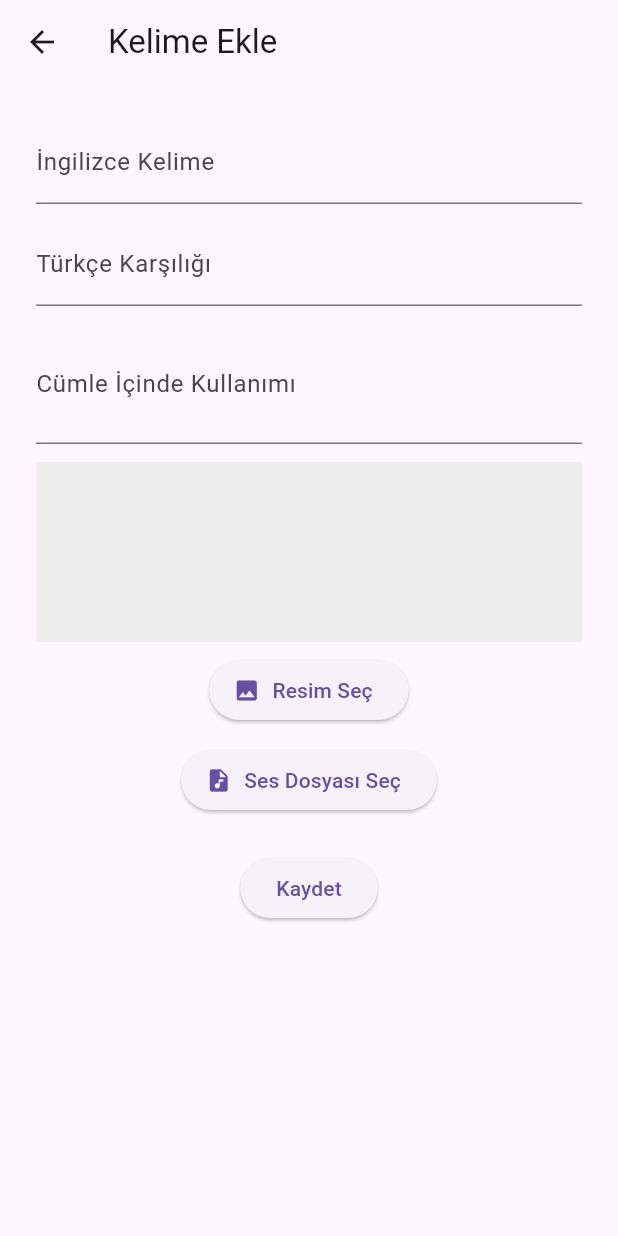
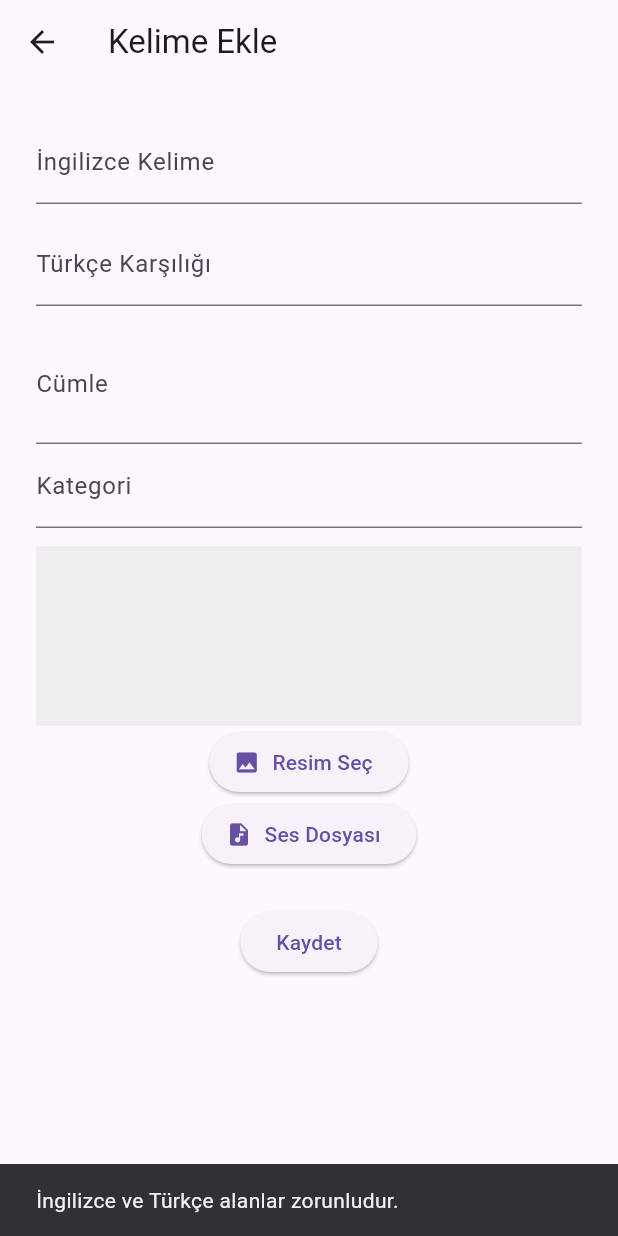
Before and after one commit to lightM3/6_word_memo, a Flutter app: the AddWordPage screen opened directly, after a tap on "Kaydet", on a phone screen of 412 x 824 dp. Run offline on Flutter 3.47's test engine with Material 3 defaults, Android fonts, the phone set to English and light mode, and no system bars; our stand-ins replace file_picker, image_picker, pdf, printing, shared_preferences; accounts and stored records are empty.

Commit message:
kelime ekleme sayfası tamamlandı

```diff
--- a/lib/main.dart
+++ b/lib/main.dart
@@ -16,15 +16,12 @@ class WordMemoryApp extends StatelessWidget {
     return MaterialApp(
       debugShowCheckedModeBanner: false,
       title: 'Kelime Ezberleme',
-      theme: ThemeData(
-        primarySwatch: Colors.deepPurple,
-      ),
+      theme: ThemeData(primarySwatch: Colors.deepPurple),
       initialRoute: '/login',
       routes: {
         '/login': (context) => LoginPage(),
         '/register': (context) => RegisterPage(),
         '/forgot-password': (context) => ForgotPasswordPage(),
-        '/home': (context) => HomePage(),
         '/analysis': (context) => AnalysisPage(),
         '/wordle': (context) => WordleGamePage(),
       },
--- a/lib/pages/word/add_word_page.dart
+++ b/lib/pages/word/add_word_page.dart
@@ -1,7 +1,11 @@
+// add_word_page.dart
+
 import 'package:flutter/material.dart';
 import 'package:image_picker/image_picker.dart';
 import 'package:file_picker/file_picker.dart';
 import 'dart:io';
+import 'package:duo_lingo/services/api_service.dart';
+import 'package:shared_preferences/shared_preferences.dart';
 
 class AddWordPage extends StatefulWidget {
   @override
@@ -12,8 +16,22 @@ class _AddWordPageState extends State<AddWordPage> {
   final _engController = TextEditingController();
   final _trController = TextEditingController();
   final _sampleController = TextEditingController();
+  final _categoryController = TextEditingController();
   File? _selectedImage;
   File? _selectedAudio;
+  String? _token;
+
+  @override
+  void initState() {
+    super.initState();
+    _loadToken();
+  }
+
+  Future<void> _loadToken() async {
+    final prefs = await SharedPreferences.getInstance();
+    _token = prefs.getString("token");
+    print("TOKEN YÜKLENDİ: $_token");
+  }
 
   Future<void> _pickImage() async {
     final picked = await ImagePicker().pickImage(source: ImageSource.gallery);
@@ -35,15 +53,48 @@ class _AddWordPageState extends State<AddWordPage> {
     }
   }
 
-  void _saveWord() {
-    if (_engController.text.isNotEmpty && _trController.text.isNotEmpty) {
-      Navigator.pop(context, {
-        "eng": _engController.text,
-        "tr": _trController.text,
-        "sample": _sampleController.text,
-        "imagePath": _selectedImage?.path,
-        "audioPath": _selectedAudio?.path,
-      });
+  void _saveWord() async {
+    if (_engController.text.isEmpty ||
+        _trController.text.isEmpty ||
+        _token == null) {
+      ScaffoldMessenger.of(context).showSnackBar(
+        SnackBar(content: Text("İngilizce ve Türkçe alanlar zorunludur.")),
+      );
+      return;
+    }
+
+    String? uploadedImagePath;
+    if (_selectedImage != null) {
+      uploadedImagePath = await ApiService.uploadImage(
+        _selectedImage!,
+        _token!,
+      );
+    }
+    String? uploadedAudioPath;
+    if (_selectedAudio != null && _token != null) {
+      uploadedAudioPath = await ApiService.uploadAudio(
+        _selectedAudio!,
+        _token!,
+      );
+    }
+
+    final wordData = {
+      "engWord": _engController.text,
+      "trWord": _trController.text,
+      "sampleSentence": _sampleController.text,
+      "category": _categoryController.text,
+      if (uploadedImagePath != null) "imagePath": uploadedImagePath,
+      if (uploadedAudioPath != null) "audioPath": uploadedAudioPath,
+    };
+
+    final success = await ApiService.addWord(_token!, wordData);
+
+    if (success) {
+      Navigator.pop(context, true); // başarılı ekleme
+    } else {
+      ScaffoldMessenger.of(
+        context,
+      ).showSnackBar(SnackBar(content: Text("Kelime eklenemedi.")));
     }
   }
 
@@ -67,32 +118,29 @@ class _AddWordPageState extends State<AddWordPage> {
             SizedBox(height: 12),
             TextField(
               controller: _sampleController,
-              decoration: InputDecoration(labelText: "Cümle İçinde Kullanımı"),
+              decoration: InputDecoration(labelText: "Cümle"),
               maxLines: 2,
+            ),
+            TextField(
+              controller: _categoryController,
+              decoration: InputDecoration(labelText: "Kategori"),
             ),
             SizedBox(height: 12),
             _selectedImage != null
                 ? Image.file(_selectedImage!, height: 120)
                 : Container(height: 120, color: Colors.grey[200]),
-            SizedBox(height: 8),
             ElevatedButton.icon(
               onPressed: _pickImage,
               icon: Icon(Icons.image),
               label: Text("Resim Seç"),
             ),
-            SizedBox(height: 12),
             ElevatedButton.icon(
               onPressed: _pickAudio,
               icon: Icon(Icons.audio_file),
-              label: Text(_selectedAudio == null
-                  ? "Ses Dosyası Seç"
-                  : "Ses Yüklendi"),
+              label: Text("Ses Dosyası"),
             ),
             SizedBox(height: 24),
-            ElevatedButton(
-              onPressed: _saveWord,
-              child: Text("Kaydet"),
-            ),
+            ElevatedButton(onPressed: _saveWord, child: Text("Kaydet")),
           ],
         ),
       ),
--- a/pubspec.yaml
+++ b/pubspec.yaml
@@ -35,6 +35,7 @@ dependencies:
   pdf: ^3.11.3
   printing: ^5.14.2
   http: ^1.3.0
+  shared_preferences: ^2.5.3
 
 
 
```
Also changed, not shown: lib/pages/auth/login_page.dart (+15 -8 lines), lib/pages/home/home_page.dart (+14 -6 lines), lib/pages/word/word_list_page.dart (+49 -14 lines), lib/services/api_service.dart (+66 -30 lines), pubspec.lock, 3 other files.
